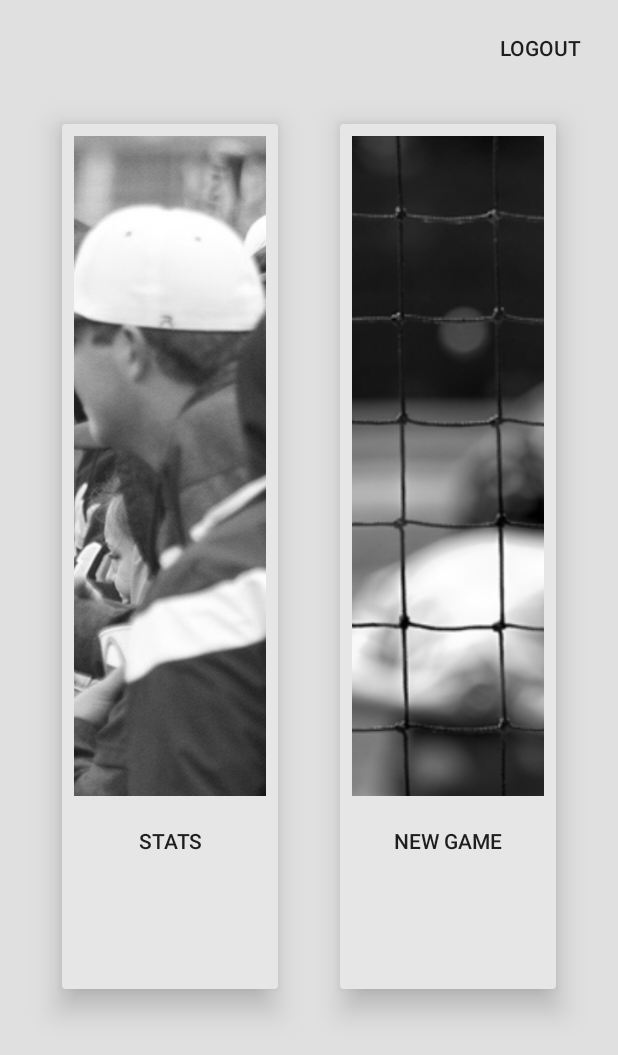
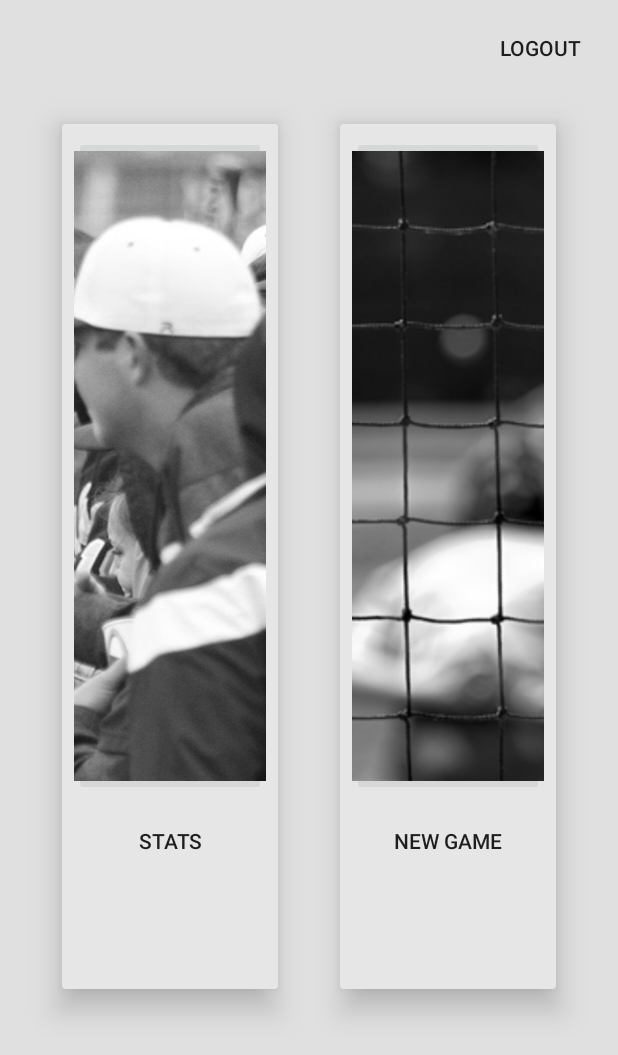
Before and after one commit to connor-dean/PitchersEye, an Android app: the screen it shows after launch once a user with an empty profile is signed in (MainActivity), on a phone screen of 412 x 824 dp. Shown: the top 1055 px of the screen. Run offline under Robolectric (Android 15) with nearby library versions, the phone set to English and light mode, and no system bars; our stand-ins replace Firebase (no records; nobody signed in at launch, a user with empty details on screens opened directly).

Commit message:
Changed the Images to ImageButtons in MainActivity

```diff
--- a/app/src/main/java/pitcherseye/pitcherseye/Activities/MainActivity.java
+++ b/app/src/main/java/pitcherseye/pitcherseye/Activities/MainActivity.java
@@ -18,6 +18,8 @@ public class MainActivity extends AppCompatActivity {
     Button mLogoutButton;
     Button mNewGameButton;
     Button mStatsButton;
+    ImageButton mStatsImageButton;
+    ImageButton mNewGameImageButton;
 
     // Request Code
     int REQUEST_CODE_CALCULATE = 0;
@@ -26,6 +28,15 @@ public class MainActivity extends AppCompatActivity {
     protected void onCreate(Bundle savedInstanceState) {
         super.onCreate(savedInstanceState);
         setContentView(R.layout.activity_main);
+
+        mStatsImageButton = (ImageButton) findViewById(R.id.img_button_statistics);
+        mStatsImageButton.setOnClickListener(new View.OnClickListener() {
+            @Override
+            public void onClick(View v) {
+                Intent i = StatisticsActivity.newIntent(MainActivity.this);
+                startActivityForResult(i, REQUEST_CODE_CALCULATE);
+            }
+        });
 
         mStatsButton = (Button) findViewById(R.id.button_statistics);
         mStatsButton.setOnClickListener(new View.OnClickListener() {
@@ -36,6 +47,15 @@ public class MainActivity extends AppCompatActivity {
             }
         });
 
+        mNewGameImageButton = (ImageButton) findViewById(R.id.img_button_new_game);
+        mNewGameImageButton.setOnClickListener(new View.OnClickListener() {
+            @Override
+            public void onClick(View v) {
+                Intent i = TaggingActivity.newIntent(MainActivity.this);
+                startActivityForResult(i, REQUEST_CODE_CALCULATE);
+                finish(); // Don't add to the backstack
+            }
+        });
 
         mNewGameButton = (Button) findViewById(R.id.button_new_game);
         mNewGameButton.setOnClickListener(new View.OnClickListener() {
--- a/app/src/main/res/layout/activity_main.xml
+++ b/app/src/main/res/layout/activity_main.xml
@@ -28,7 +28,8 @@
             android:orientation="vertical"
             android:padding="8dp">
 
-            <ImageView
+            <ImageButton
+                android:id="@+id/img_button_statistics"
                 android:layout_width="wrap_content"
                 android:layout_height="440dp"
                 android:layout_alignParentTop="true"
@@ -68,7 +69,8 @@
             android:orientation="vertical"
             android:padding="8dp">
 
-            <ImageView
+            <ImageButton
+                android:id="@+id/img_button_new_game"
                 android:layout_width="wrap_content"
                 android:layout_height="440dp"
                 android:layout_alignParentTop="true"
```
